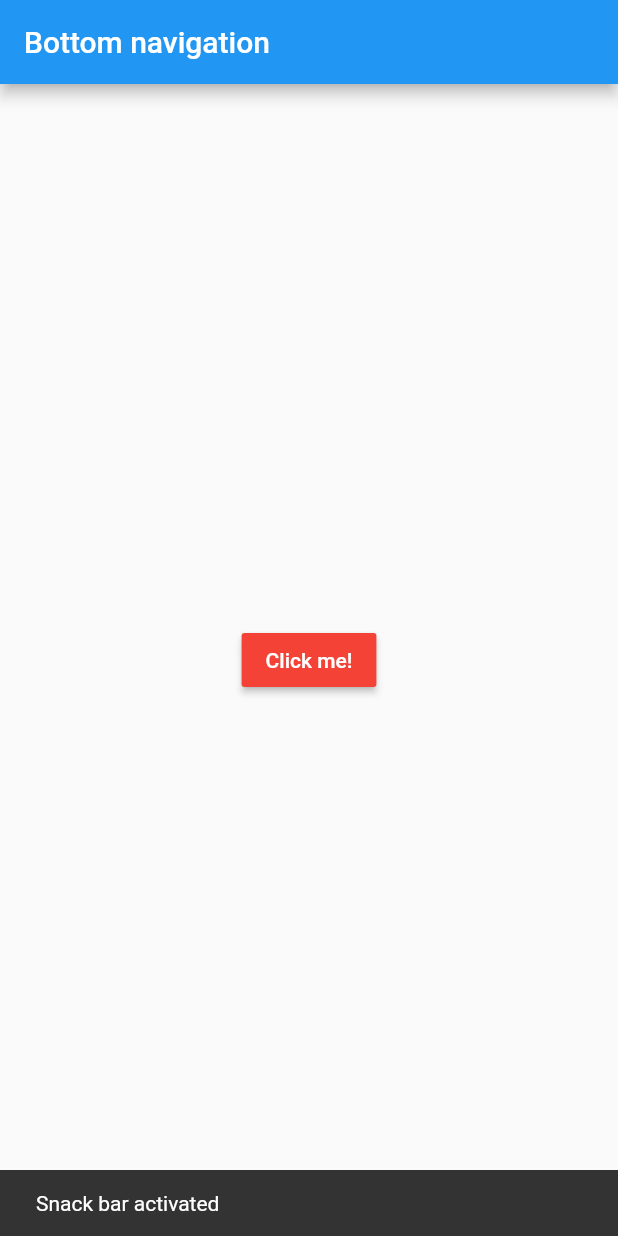
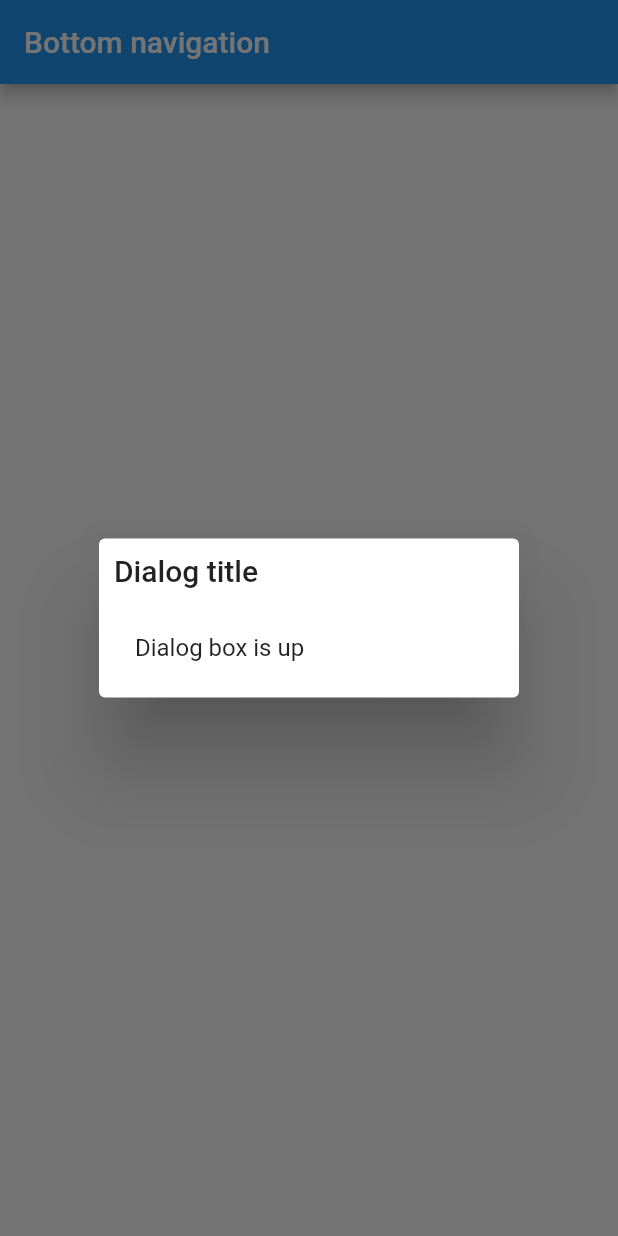
Before and after one commit to madhank93/flutter_bottom_navigation_bar, a Flutter app: the screen it shows after launch, after a tap on "Click me!", on a phone screen of 412 x 824 dp. Run offline on Flutter 3.47's test engine with Material 2 defaults, Android fonts, the phone set to English and light mode, and no system bars.

Commit message:
dialog box

```diff
--- a/lib/main.dart
+++ b/lib/main.dart
@@ -39,11 +39,15 @@ class SnackBarBody extends StatelessWidget {
             style: TextStyle(color: Colors.white),
           ),
           onPressed: () {
-            Scaffold.of(context).showSnackBar(
-              SnackBar(
-                content: Text('Snack bar activated'),
-                duration: Duration(seconds: 3),
-              ),
+            showDialog(
+              context: context,
+              builder: (_) {
+                return AlertDialog(
+                  content: Text('Dialog box is up'),
+                  title: Text('Dialog title'),
+                  titlePadding: EdgeInsets.all(10),
+                );
+              },
             );
           },
           color: Colors.red,
```
